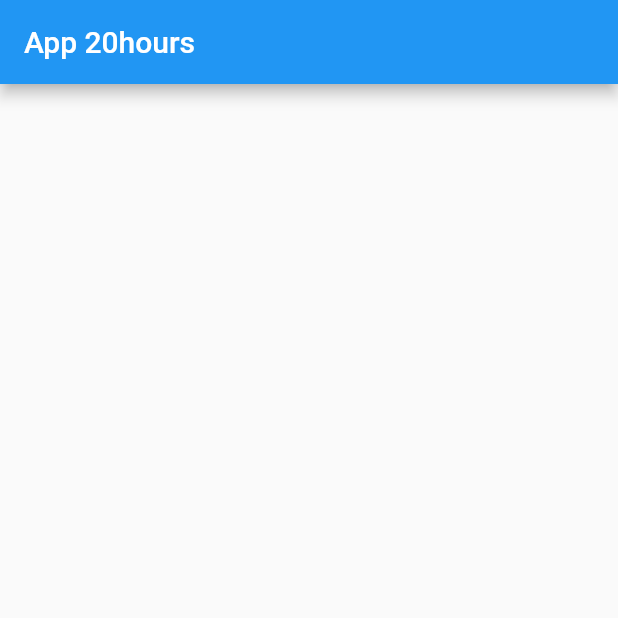
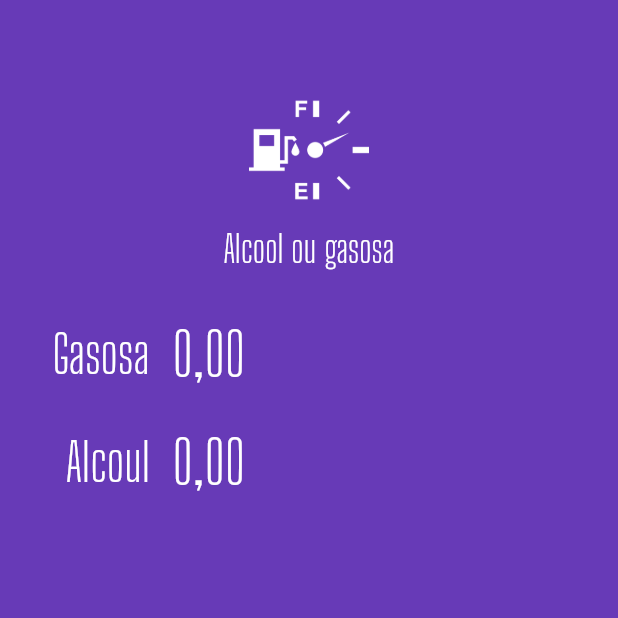
Before and after one commit to FarkoMoot/20hours-Validation, a Flutter app: the screen it shows after launch, on a phone screen of 412 x 824 dp, the top half of it. Run offline on Flutter 3.47's test engine with Material 2 defaults, Android fonts, the phone set to English and light mode, and no system bars; our stand-ins replace flutter_masked_text.

Commit message:
day eleven, 8,5hours

```diff
--- a/lib/main2.dart
+++ b/after8hours/main2.dart
@@ -2,7 +2,8 @@ import 'dart:convert';
 
 import "package:flutter/material.dart";
 import "package:shared_preferences/shared_preferences.dart";
-import 'models/item.dart';
+// import '../lib/models/item.dart';
+import "../after8hours/models/item.dart";
 
 void main() {
   runApp(MyApp());
--- a/lib/main.dart
+++ b/lib/main.dart
@@ -1,4 +1,7 @@
 import "package:flutter/material.dart";
+import 'package:flutter_masked_text/flutter_masked_text.dart';
+import 'package:hours20/widgets/input.widget.dart';
+import "widgets/logo.widget.dart";
 
 void main() {
   runApp(MyApp());
@@ -10,26 +13,51 @@ class MyApp extends StatelessWidget {
       debugShowCheckedModeBanner: false,
       title: 'App 20hours',
       theme: ThemeData(
-        primarySwatch: Colors.blue,
+        primarySwatch: Colors.deepPurple,
       ),
       home: HomePage(),
     );
   }
 }
 
-class HomePage extends StatefulWidget {
-  @override
-  _HomePageState createState() => _HomePageState();
-}
+class HomePage extends StatelessWidget {
+  var _gasCtrl = new MoneyMaskedTextController();
+  var _alcCtrl = new MoneyMaskedTextController();
 
-class _HomePageState extends State<HomePage> {
   @override
   Widget build(BuildContext context) {
     return Scaffold(
-      appBar: AppBar(
-        title: Text('App 20hours'),
+      backgroundColor: Theme.of(context).primaryColor,
+      body: ListView(
+        children: <Widget>[
+          Logo(),
+          Input(
+            label: "Gasosa",
+            crtl: _gasCtrl,
+          ),
+          Input(
+            label: "Alcoul",
+            crtl: _alcCtrl,
+          ),
+        ],
       ),
-      body: ListView(),
     );
   }
 }
+
+// class HomePage extends StatefulWidget {
+//   @override
+//   _HomePageState createState() => _HomePageState();
+// }
+
+// class _HomePageState extends State<HomePage> {
+//   @override
+//   Widget build(BuildContext context) {
+//     return Scaffold(
+//       appBar: AppBar(
+//         title: Text('App 20hours'),
+//       ),
+//       body: ListView(),
+//     );
+//   }
+// }
--- /dev/null
+++ b/lib/widgets/input.widget.dart
@@ -0,0 +1,50 @@
+import 'package:flutter/cupertino.dart';
+import 'package:flutter/material.dart';
+import 'package:flutter_masked_text/flutter_masked_text.dart';
+
+class Input extends StatelessWidget {
+  var label = '';
+  var crtl = new MoneyMaskedTextController();
+
+  Input({
+    @required this.label,
+    @required this.crtl,
+  });
+
+  @override
+  Widget build(BuildContext context) {
+    return Row(
+      children: <Widget>[
+        Container(
+          width: 100,
+          alignment: Alignment.centerRight,
+          child: Text(
+            label,
+            style: TextStyle(
+              color: Colors.white,
+              fontSize: 35,
+              fontFamily: "Big Shoulders Display",
+            ),
+          ),
+        ),
+        SizedBox(
+          width: 15,
+        ),
+        Expanded(
+          child: TextFormField(
+            controller: crtl,
+            keyboardType: TextInputType.number,
+            style: TextStyle(
+              color: Colors.white,
+              fontSize: 40,
+              fontFamily: "Big Shoulders Display",
+            ),
+            decoration: InputDecoration(
+              border: InputBorder.none,
+            ),
+          ),
+        )
+      ],
+    );
+  }
+}
--- /dev/null
+++ b/lib/widgets/logo.widget.dart
@@ -0,0 +1,34 @@
+import 'package:flutter/cupertino.dart';
+import 'package:flutter/material.dart';
+
+class Logo extends StatelessWidget {
+  @override
+  Widget build(BuildContext context) {
+    return Column(
+      children: <Widget>[
+        SizedBox(
+          height: 60,
+        ),
+        Image.asset(
+          "assets/images/aog-white.png",
+          height: 80,
+        ),
+        SizedBox(
+          height: 10,
+        ),
+        Text(
+          "Alcool ou gasosa",
+          style: TextStyle(
+            color: Colors.white,
+            fontSize: 25,
+            fontFamily: "Big Shoulders Display",
+          ),
+          textAlign: TextAlign.center,
+        ),
+        SizedBox(
+          height: 20,
+        ),
+      ],
+    );
+  }
+}
```
Also changed, not shown: pubspec.yaml (+8 -9 lines), after8hours/box.dart (renamed from lib/box.dart), after8hours/box2.dart (renamed from lib/box2.dart), after8hours/main3.dart (renamed from lib/main3.dart), after8hours/models/item.dart (renamed from lib/models/item.dart), assets/fonts/BigShouldersDisplay-Light.ttf (added), assets/images/aog-white.png (added), flutter_04.png (added), pubspec.lock, 1 other file.
